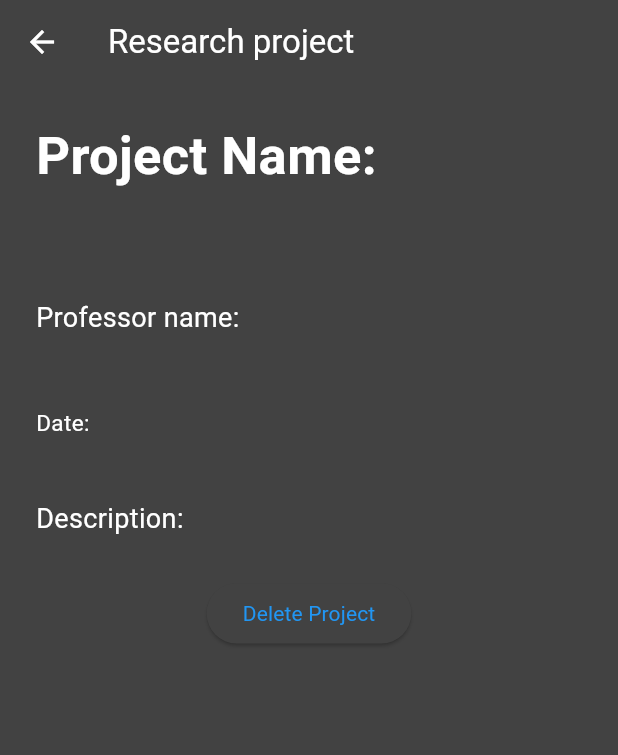
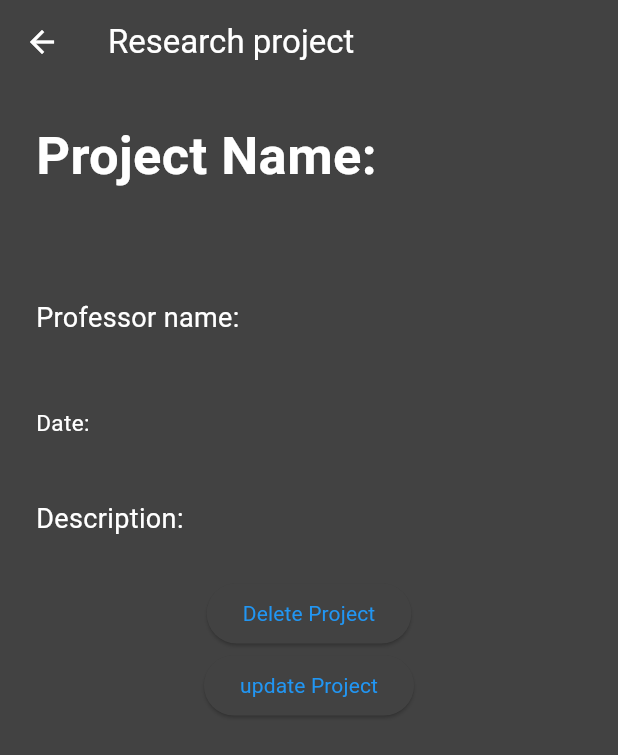
Before and after one commit to ASM-developers/iitihub, a Flutter app: the DetailsScreen screen opened directly with empty values, on a phone screen of 412 x 824 dp. Shown: the top 755 px of the screen. Run offline on Flutter 3.47's test engine with Material 2 defaults, Android fonts, the phone set to English and light mode, and no system bars; drawn by our look-alikes of dynamic_color; our stand-ins replace carousel_slider, cloud_firestore, firebase_auth, firebase_core, firebase_database, firebase_storage and 9 more; missing offline and left inert: extension_google_sign_in_as_googleapis_auth, firebase_auth_web, googleapis, multiselect; accounts and stored records are empty; network calls fail.

Commit message:
added update projects

```diff
--- a/lib/prof/details.dart
+++ b/lib/prof/details.dart
@@ -1,3 +1,4 @@
+import 'package:firstapp/prof/updateProject.dart';
 import 'package:firstapp/services/auth.dart';
 import 'package:firstapp/services/firestore.dart';
 import 'package:firstapp/services/models.dart';
@@ -38,7 +39,8 @@ class DetailsScreen extends StatelessWidget {
               alignment: Alignment.topLeft,
               child: Text(
                 'Project Name: \n${project.name}',
-                style: const TextStyle(fontWeight: FontWeight.bold, fontSize: 35),
+                style:
+                    const TextStyle(fontWeight: FontWeight.bold, fontSize: 35),
                 textAlign: TextAlign.left,
               ),
             ),
@@ -49,8 +51,8 @@ class DetailsScreen extends StatelessWidget {
               alignment: Alignment.topLeft,
               child: Text(
                 'Professor name: \n${project.prof}',
-                style:
-                    const TextStyle(fontWeight: FontWeight.normal, fontSize: 18),
+                style: const TextStyle(
+                    fontWeight: FontWeight.normal, fontSize: 18),
                 textAlign: TextAlign.left,
               ),
             ),
@@ -61,8 +63,8 @@ class DetailsScreen extends StatelessWidget {
               alignment: Alignment.topLeft,
               child: Text(
                 'Date: \n${project.date}',
-                style:
-                    const TextStyle(fontWeight: FontWeight.normal, fontSize: 15),
+                style: const TextStyle(
+                    fontWeight: FontWeight.normal, fontSize: 15),
                 textAlign: TextAlign.left,
               ),
             ),
@@ -73,14 +75,14 @@ class DetailsScreen extends StatelessWidget {
               alignment: Alignment.topLeft,
               child: Text(
                 'Description: \n${project.description}',
-                style:
-                    const TextStyle(fontWeight: FontWeight.normal, fontSize: 18),
+                style: const TextStyle(
+                    fontWeight: FontWeight.normal, fontSize: 18),
                 textAlign: TextAlign.left,
                 maxLines: null,
               ),
             ),
           ),
-          if(project.prof==AuthService().user?.email)...[
+          if (project.prof == AuthService().user?.email) ...[
             ElevatedButton(
               onPressed: () {
                 FirestoreService().deleteProject(project.ID);
@@ -88,8 +90,20 @@ class DetailsScreen extends StatelessWidget {
                   context,
                   MaterialPageRoute(builder: (context) => MyProjectScreen()),
                 );
-            },
+              },
               child: Text('Delete Project'),
+            ),
+            ElevatedButton(
+              onPressed: () {
+                Navigator.push(
+                  context,
+                  MaterialPageRoute(
+                      builder: (context) => updateProject(
+                            project: project,
+                          )),
+                );
+              },
+              child: Text('update Project'),
             ),
           ]
         ]),
--- a/lib/services/firestore.dart
+++ b/lib/services/firestore.dart
@@ -104,21 +104,16 @@ class FirestoreService {
     return users;
   }
 
+  Future<List<news>> getNews() async {
+    List<news> newsoutput = [];
+    QuerySnapshot<Map<String, dynamic>> snapshot =
+        await FirebaseFirestore.instance.collection("news").get();
 
-
-  Future<List<news>> getNews() async{
-    List<news>newsoutput=[];
-    QuerySnapshot<Map<String, dynamic>> snapshot =await FirebaseFirestore
-    .instance.collection("news")
-    .get();
-
-    for(QueryDocumentSnapshot<Map<String, dynamic>> doc in snapshot.docs)
-    {
+    for (QueryDocumentSnapshot<Map<String, dynamic>> doc in snapshot.docs) {
       newsoutput.add(news.fromJson(doc.data()));
     }
 
     return newsoutput;
-
   }
 
   Future<bool> checkadmin(String? email) async {
@@ -130,36 +125,49 @@ class FirestoreService {
     print(check);
     return check.size > 0;
   }
-  Stream<List<Projects>> getmyprojectbyTag(List<String> query,String searchQuery) {
-    if(query.isNotEmpty){
-      return FirebaseFirestore
-          .instance
+
+  Stream<List<Projects>> getmyprojectbyTag(
+      List<String> query, String searchQuery) {
+    if (query.isNotEmpty) {
+      return FirebaseFirestore.instance
           .collection('Projects')
           .orderBy('date', descending: true)
-          .where('tags',arrayContainsAny:query)
-          .where('prof',isEqualTo: AuthService().user?.email)
+          .where('tags', arrayContainsAny: query)
+          .where('prof', isEqualTo: AuthService().user?.email)
           .snapshots()
-          .map((snapshot) =>
-      snapshot.docs.where((doc) =>
-          doc.data().toString().toLowerCase().contains(searchQuery.toLowerCase()))
-          .map((doc) => Projects.fromJson(doc.data()))
-          .toList()..sort((a, b) => b.tags.where((tag) => query.contains(tag)).length.compareTo(a.tags.where((tag) => query.contains(tag)).length))
-      );
-    }else{
-      return FirebaseFirestore
-          .instance
+          .map((snapshot) => snapshot.docs
+              .where((doc) => doc
+                  .data()
+                  .toString()
+                  .toLowerCase()
+                  .contains(searchQuery.toLowerCase()))
+              .map((doc) => Projects.fromJson(doc.data()))
+              .toList()
+            ..sort((a, b) => b.tags
+                .where((tag) => query.contains(tag))
+                .length
+                .compareTo(a.tags.where((tag) => query.contains(tag)).length)));
+    } else {
+      return FirebaseFirestore.instance
           .collection('Projects')
           .orderBy('date', descending: true)
-          .where('prof',isEqualTo: AuthService().user?.email)
+          .where('prof', isEqualTo: AuthService().user?.email)
           .snapshots()
-          .map((snapshot) =>
-      snapshot.docs.where((doc) =>
-          doc.data().toString().toLowerCase().contains(searchQuery.toLowerCase()))
-          .map((doc) => Projects.fromJson(doc.data()))
-          .toList()..sort((a, b) => b.tags.where((tag) => query.contains(tag)).length.compareTo(a.tags.where((tag) => query.contains(tag)).length))
-      );
+          .map((snapshot) => snapshot.docs
+              .where((doc) => doc
+                  .data()
+                  .toString()
+                  .toLowerCase()
+                  .contains(searchQuery.toLowerCase()))
+              .map((doc) => Projects.fromJson(doc.data()))
+              .toList()
+            ..sort((a, b) => b.tags
+                .where((tag) => query.contains(tag))
+                .length
+                .compareTo(a.tags.where((tag) => query.contains(tag)).length)));
     }
   }
+
   void deleteProject(String Id) {
     FirebaseFirestore.instance.collection('Projects').doc(Id).delete();
   }
@@ -172,14 +180,14 @@ class FirestoreService {
       email: email ?? "",
       name: name ?? "",
     );
-  print(user.type);
+    print(user.type);
     if (isStudent.hasMatch(user.email)) {
       user.type = 'student';
     }
-    if(await  checkadmin(user.email)){
+    if (await checkadmin(user.email)) {
       user.type = 'admin';
-    }else{
-      user.type='professor';
+    } else {
+      user.type = 'professor';
     }
     //if this expression matches then its a student. Otherwise its a prof
     //use this regex query to decide wh
@@ -299,6 +307,22 @@ class FirestoreService {
     return 1;
   }
 
+  Future<void> updateProject(Projects project) async {
+    try {
+      final projectRef =
+          FirebaseFirestore.instance.collection('Projects').doc(project.ID);
+      final projectDoc = await projectRef.get();
+
+      if (projectDoc.exists) {
+        await projectRef.update(project.toJson());
+      } else {
+        print('Project with ID ${project.ID} does not exist.');
+      }
+    } catch (e) {
+      print('Error updating project: $e');
+    }
+  }
+
   Stream<List<Projects>> readProjects() => FirebaseFirestore.instance
       .collection('prof')
       .snapshots()
--- a/lib/services/models.dart
+++ b/lib/services/models.dart
@@ -17,7 +17,7 @@ class User {
     this.name = '',
     this.type = '',
     this.tags = const ['a', 'b'],
-    this.desc='',
+    this.desc = '',
   });
 
   Map<String, dynamic> toJson() => {
@@ -49,6 +49,7 @@ class Student {
   factory Student.fromJson(Map<String, dynamic> json) =>
       _$StudentFromJson(json);
 }
+
 @JsonSerializable()
 class news {
   final String ID;
@@ -63,8 +64,7 @@ class news {
     this.url = '',
   });
 
-  factory news.fromJson(Map<String, dynamic> json) =>
-      _$newsFromJson(json);
+  factory news.fromJson(Map<String, dynamic> json) => _$newsFromJson(json);
 }
 
 @JsonSerializable()
@@ -86,11 +86,11 @@ class Prof {
 @JsonSerializable()
 class Projects {
   final String ID;
-  final String date;
-  final String description;
-  final String name;
+  String date;
+  String description;
+  String name;
   final String prof;
-  final List<String> tags;
+  List<String> tags;
 
   Projects({
     this.ID = '',
@@ -100,6 +100,16 @@ class Projects {
     this.prof = '',
     this.tags = const [],
   });
+
+  Map<String, dynamic> toJson() => {
+        'ID': ID,
+        'name': name,
+        'prof': prof,
+        'date': date,
+        'tags': tags,
+        'description': description,
+      };
+
   factory Projects.fromJson(Map<String, dynamic> json) =>
       _$ProjectsFromJson(json);
 }
@@ -118,8 +128,6 @@ class Feed {
   factory Feed.fromJson(Map<String, dynamic> json) => _$FeedFromJson(json);
 }
 
-
-
 @JsonSerializable()
 class Interests {
   final String ID;
```
Also changed, not shown: lib/prof/updateProject.dart (added, +234 -0 lines).
